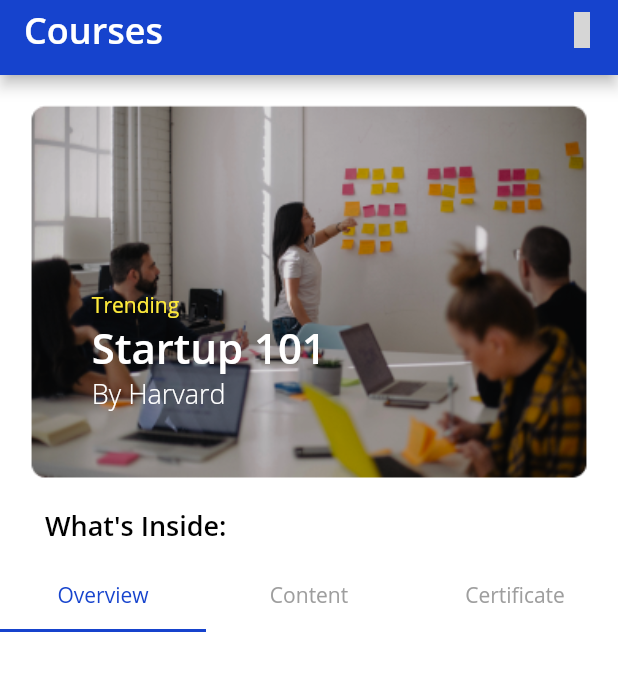
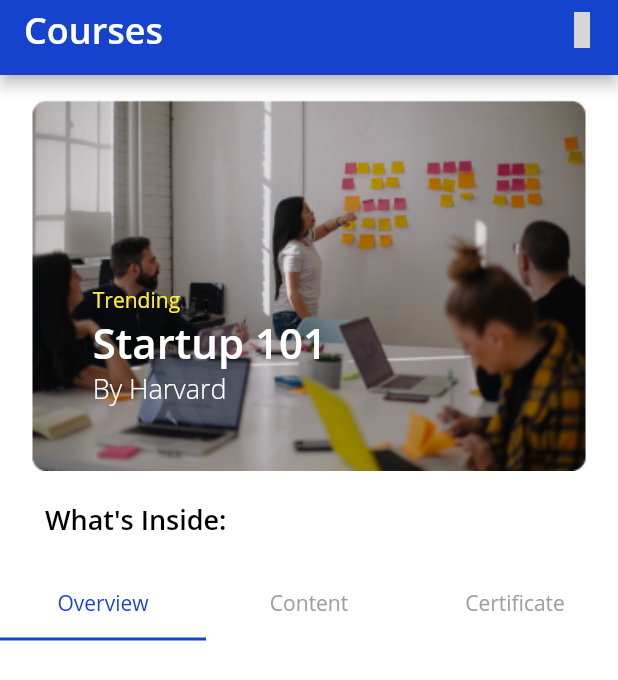
Before and after one commit to harshgupta6789/apli-app, a Flutter app: the Courses screen opened directly with empty values, on a phone screen of 412 x 824 dp. Shown: the top 680 px of the screen. Run offline on Flutter 3.47's test engine with Material 2 defaults, Android fonts, the phone set to English and light mode, and no system bars; drawn by our look-alikes of flutter_html; our stand-ins replace auto_size_text, awesome_dialog, camera, cloud_firestore, connectivity, datetime_picker_formfield and 14 more; missing offline and left inert: app_settings, country_pickers, mailer, search_widget; accounts and stored records are empty; grey boxes are pictures that could not be loaded.

Commit message:
UI Fixes

```diff
--- a/lib/Screens/Home/Courses/courses.dart
+++ b/lib/Screens/Home/Courses/courses.dart
@@ -39,7 +39,7 @@
         builder: (context, snapshot) {
           if (snapshot.hasData) {
             return Padding(
-              padding: const EdgeInsets.all(20.0),
+              padding: const EdgeInsets.fromLTRB(20.0, 20, 20, 0),
               child: Column(
                 mainAxisSize: MainAxisSize.min,
                 crossAxisAlignment: CrossAxisAlignment.start,
@@ -140,7 +140,7 @@
 
   Widget _certificate() {
     return Padding(
-      padding: const EdgeInsets.fromLTRB(40, 20, 40, 20),
+      padding: const EdgeInsets.fromLTRB(40, 20, 40, 0),
       child: Column(
         mainAxisSize: MainAxisSize.min,
         children: <Widget>[
@@ -186,6 +186,7 @@
     width = MediaQuery.of(context).size.width;
     height = MediaQuery.of(context).size.height;
     orientation = MediaQuery.of(context).orientation;
+    print(height);
     final _scaffoldKey = GlobalKey<ScaffoldState>();
     return Scaffold(
         backgroundColor: Colors.white,
@@ -241,12 +242,13 @@
             child: Column(
                 mainAxisAlignment: MainAxisAlignment.start,
                 crossAxisAlignment: CrossAxisAlignment.start,
+                mainAxisSize: MainAxisSize.min,
                 children: <Widget>[
                   Padding(
                     padding: EdgeInsets.only(
-                        top: 20,
-                        left: orientation == Orientation.portrait ? 20 : 100,
-                        right: orientation == Orientation.portrait ? 20 : 100),
+                        top: height * 0.02,
+                        left: orientation == Orientation.portrait ? width * 0.05 : 100,
+                        right: orientation == Orientation.portrait ? width * 0.05 : 100),
                     child: Center(
                       child: Stack(
                         alignment: Alignment.centerLeft,
@@ -292,31 +294,31 @@
                   Padding(
                     padding: EdgeInsets.only(
                         left: orientation == Orientation.portrait ? 30 : 100,
-                        top: 20.0),
+                        top: 20.0,
+                    bottom: 20),
                     child: Text("What's Inside:",
                         style: TextStyle(
                             color: Colors.black,
                             fontWeight: FontWeight.w700,
                             fontSize: 18)),
                   ),
-                  Padding(
-                    padding: EdgeInsets.only(top: 10.0),
-                    child: new TabBar(
+                  Container(
+                    child: TabBar(
                         controller: _tabController,
                         indicatorColor: basicColor,
                         unselectedLabelColor: Colors.grey,
                         labelColor: basicColor,
                         tabs: _listTabs),
                   ),
-                  new Container(
-                    height: 500.0,
-                    child: new TabBarView(
+                  SizedBox(
+                    height: height * 0.83,
+                    child: TabBarView(
                       controller: _tabController,
                       children: _listTabs.map((Tab tab) {
                         return _getWidget(tab);
                       }).toList(),
                     ),
-                  )
+                  ),
                 ]),
           ),
         ));
```
